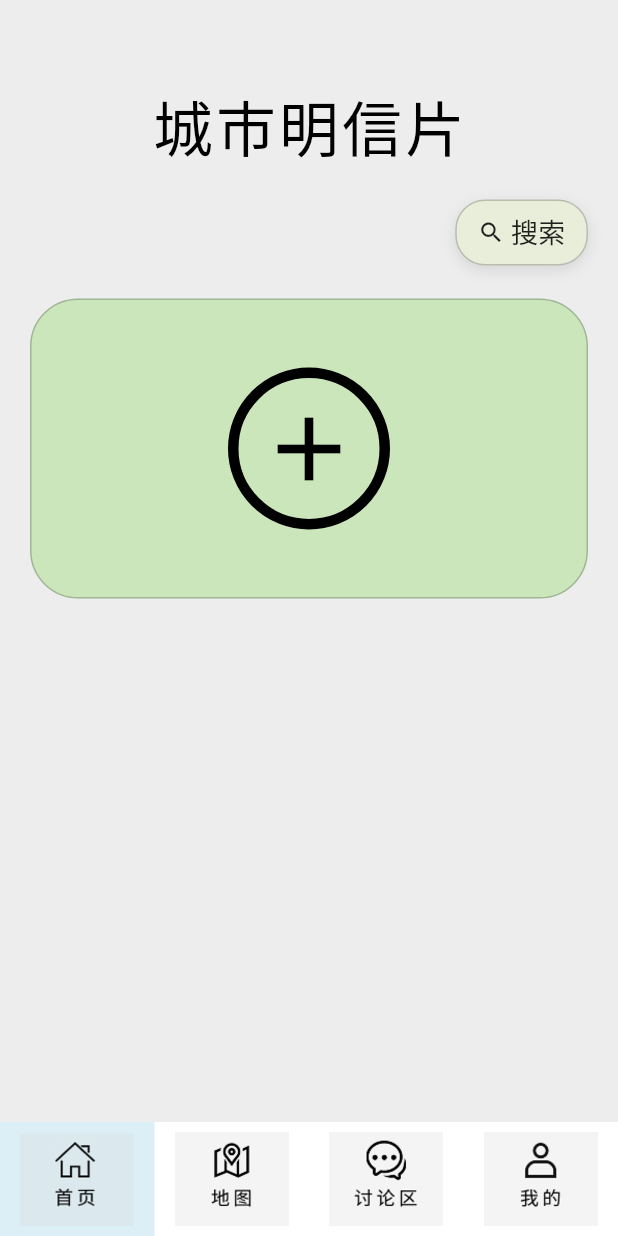
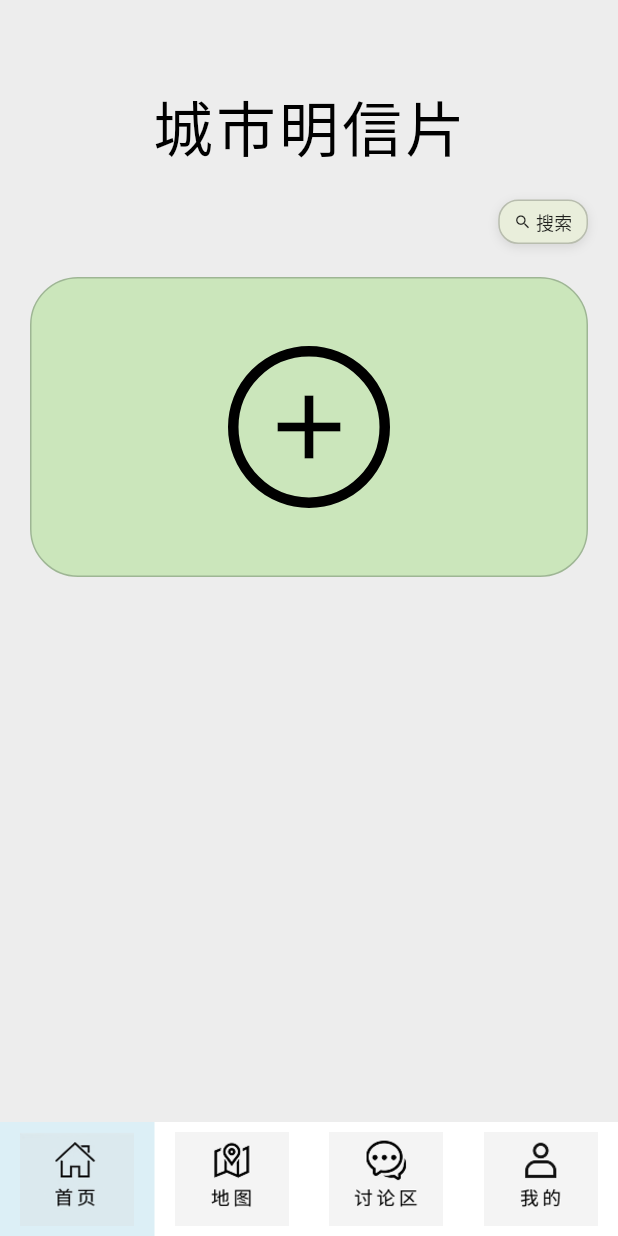
Before and after one commit to Gargantua11/City-Postcard, a Flutter app: the HomeScreen screen opened by its route, on a phone screen of 412 x 824 dp. Run offline on Flutter 3.47's test engine with Material 3 defaults, Android fonts, the phone set to English and light mode, and no system bars; our stand-ins replace shared_preferences; missing offline and left inert: interactive_country_map; accounts and stored records are empty.

Commit message:
更换了部分按键的尺寸与颜色

```diff
--- a/lib/screens/home_screen.dart
+++ b/lib/screens/home_screen.dart
@@ -2,8 +2,6 @@ import 'package:flutter/material.dart';
 import 'package:intl/intl.dart';
 import '../services/edited_postcard_service.dart';
 import '../widgets/app_bottom_nav_bar.dart';
-// 导入 MapScreen
-import 'map_screen.dart';
 
 /// 首页：首张卡片用于新增明信片，后续卡片按编辑时间倒序展示
 class HomeScreen extends StatefulWidget {
@@ -41,14 +39,6 @@ class _HomeScreenState extends State<HomeScreen> {
     }
   }
 
-  /// 跳转到地图页面
-  void _navigateToMapScreen() {
-    Navigator.push(
-      context,
-      MaterialPageRoute(builder: (context) => const MapScreen()),
-    );
-  }
-
   @override
   Widget build(BuildContext context) {
     return Scaffold(
@@ -79,30 +69,30 @@ class _HomeScreenState extends State<HomeScreen> {
 	                onTap: () => Navigator.pushNamed(context, '/city_search'),
 	                child: Container(
 	                  padding: const EdgeInsets.symmetric(
-                    horizontal: 14,
-                    vertical: 8,
+	                    horizontal: 9.33,
+	                    vertical: 5.33,
 	                  ),
 	                  decoration: BoxDecoration(
 	                    color: const Color(0xFFE9EEDB),
-                    borderRadius: BorderRadius.circular(20),
+	                    borderRadius: BorderRadius.circular(13.33),
 	                    border: Border.all(color: const Color(0xFFB8BDAE)),
 	                    boxShadow: const [
 	                      BoxShadow(
 	                        color: Color(0x1A000000),
-                        blurRadius: 8,
-                        offset: Offset(0, 3),
+	                        blurRadius: 5.33,
+	                        offset: Offset(0, 2),
 	                      ),
 	                    ],
 	                  ),
 	                  child: const Row(
 	                    mainAxisSize: MainAxisSize.min,
 	                    children: [
-                      Icon(Icons.search, size: 18, color: Colors.black87),
-                      SizedBox(width: 4),
+	                      Icon(Icons.search, size: 12, color: Colors.black87),
+	                      SizedBox(width: 2.67),
 	                      Text(
 	                        '搜索',
 	                        style: TextStyle(
-                          fontSize: 18,
+	                          fontSize: 12,
 	                          fontWeight: FontWeight.w500,
 	                          color: Colors.black87,
 	                        ),
@@ -134,40 +124,20 @@ class _HomeScreenState extends State<HomeScreen> {
           ],
         ),
       ),
-      bottomNavigationBar: _HomeBottomNavigationBar(
-        onCommentTap: () => Navigator.pushNamed(context, '/comment_section'),
-      ),
-    );
-  }
-}
-
-class _HomeBottomNavigationBar extends StatelessWidget {
-  final VoidCallback onCommentTap;
-
-  const _HomeBottomNavigationBar({required this.onCommentTap});
-
-  @override
-  Widget build(BuildContext context) {
-    return AppBottomNavBar(
+      bottomNavigationBar: AppBottomNavBar(
         currentTab: AppTab.home,
         backgroundColor: Colors.white,
         onHomeTap: () {
           debugPrint('当前在首页');
         },
         onMapTap: () {
-        // 使用新添加的方法跳转到地图页面
-        _navigateToMapScreen(context);
+          Navigator.pushNamed(context, '/map');
         },
-      onCommentTap: onCommentTap,
+        onCommentTap: () {
+          Navigator.pushNamed(context, '/comment_section');
+        },
         onProfileTap: () => Navigator.pushNamed(context, '/profile'),
-    );
-  }
-
-  /// 跳转到地图页面
-  void _navigateToMapScreen(BuildContext context) {
-    Navigator.push(
-      context,
-      MaterialPageRoute(builder: (context) => const MapScreen()),
+      ),
     );
   }
 }
--- a/lib/screens/map_screen.dart
+++ b/lib/screens/map_screen.dart
@@ -320,7 +320,7 @@ class _MapScreenState extends State<MapScreen> {
     return Container(
       decoration: BoxDecoration(
         //地图卡片底色
-        color: const Color(0xFF3A3F47),
+        color: const Color(0xFFCBE6BB),
         borderRadius: BorderRadius.circular(18),
         border: Border.all(color: const Color(0xFFE2E7EF)),
         boxShadow: const [
@@ -356,7 +356,7 @@ class _MapScreenState extends State<MapScreen> {
                   borderWidth: 1.2,
                   selectedBorderWidth: 1.8,
                   // 地图主题背景
-                  backgroundColor: const Color(0xFF3A3F47),
+                  backgroundColor: const Color(0xFFCBE6BB),
                   mappingCode: _buildProvinceColorMap(),
                 ),
                 loadingBuilder: (_) =>
@@ -397,7 +397,7 @@ class _MapScreenState extends State<MapScreen> {
       margin: const EdgeInsets.symmetric(horizontal: 16),
       padding: const EdgeInsets.symmetric(horizontal: 12, vertical: 10),
       decoration: BoxDecoration(
-        color: Colors.white,
+        color: const Color(0xFFCBE6BB),
         borderRadius: BorderRadius.circular(12),
         border: Border.all(color: const Color(0xFFE0E4EA)),
       ),
```
Lines whose indentation alone changed are shown as unchanged.
